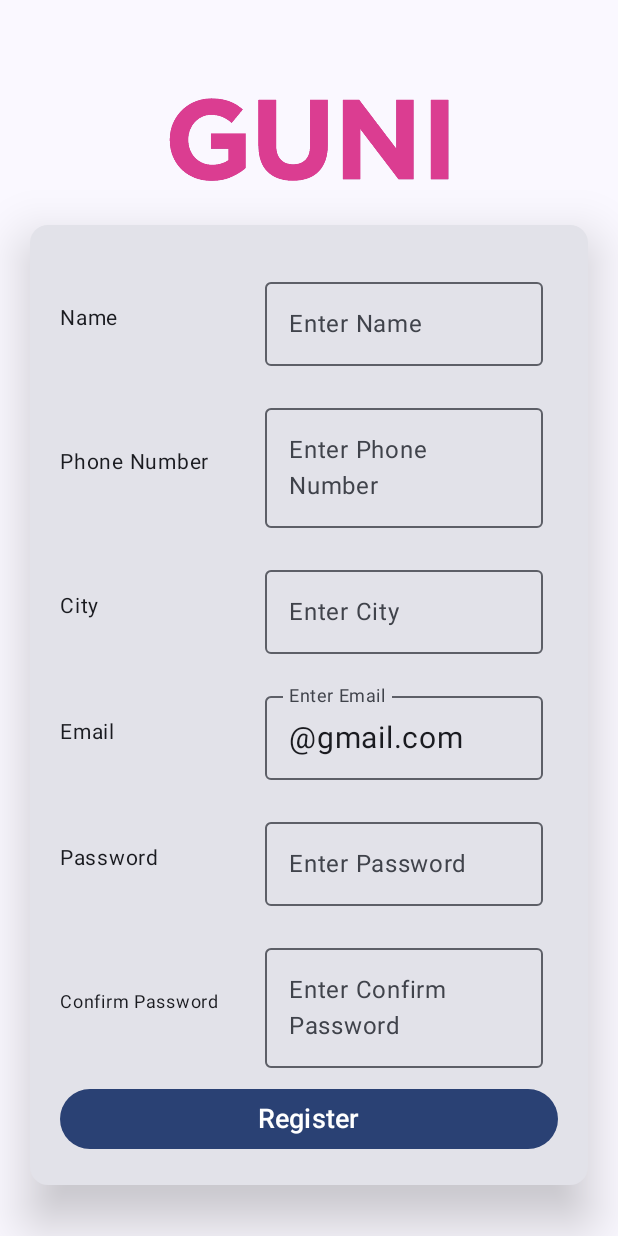
After one commit to prancypatel2976/23012011072_MAD_Prac5, an Android app built with Jetpack Compose: the composable RegisterScreen shown on its own in the app's theme, on a phone screen of 412 x 824 dp. The commit adds this screen. Run offline under Robolectric (Android 15) with nearby library versions, the phone set to English and light mode, and no system bars.

Commit message:
Practical-5

```diff
--- a/app/build.gradle.kts
+++ b/app/build.gradle.kts
@@ -49,6 +49,9 @@ dependencies {
     implementation(libs.androidx.ui.graphics)
     implementation(libs.androidx.ui.tooling.preview)
     implementation(libs.androidx.material3)
+
+    implementation(libs.androidx.navigation.compose)
+    implementation(libs.androidx.runtime)
     testImplementation(libs.junit)
     androidTestImplementation(libs.androidx.junit)
     androidTestImplementation(libs.androidx.espresso.core)
--- a/app/src/main/java/com/example/a23012011072_mad_prac5/screen/LoginActivity.kt
+++ /dev/null
@@ -1 +0,0 @@
-package com.example.a23012011072_mad_prac5.screen
--- /dev/null
+++ b/app/src/main/java/com/example/a23012011072_mad_prac5/screen/RegisterScreen.kt
@@ -0,0 +1,194 @@
+package com.example.a23012011072_mad_prac5.screen
+
+import android.content.Context
+import androidx.compose.foundation.Image
+import androidx.compose.foundation.layout.*
+import androidx.compose.material3.*
+import androidx.compose.runtime.*
+import androidx.compose.ui.Alignment
+import androidx.compose.ui.Modifier
+import androidx.compose.ui.layout.ContentScale
+import androidx.compose.ui.res.painterResource
+import androidx.compose.ui.text.font.FontWeight
+import androidx.compose.ui.tooling.preview.Preview
+import androidx.compose.ui.unit.dp
+import androidx.compose.ui.unit.sp
+import androidx.navigation.NavController
+import androidx.navigation.compose.rememberNavController
+import com.example.a23012011072_mad_prac5.R
+import com.example.a23012011072_mad_prac5.screen.components.FormField
+import com.example.a23012011072_mad_prac5.ui.theme.Pink80
+
+@Composable
+fun RegisterScreen(context: Context, navController: NavController){
+    Scaffold (modifier = Modifier.fillMaxSize()){
+            innerPadding->
+        Box(modifier = Modifier.fillMaxSize().padding(innerPadding)){
+            RegisterUI(navController=navController)
+        }
+    }
+}
+
+@Composable
+fun RegisterUI(navController: NavController) {
+
+    var name by remember { mutableStateOf("") }
+    var phone by remember { mutableStateOf("") }
+    var city by remember { mutableStateOf("") }
+    var email by remember { mutableStateOf("@gmail.com") }
+    var password by remember { mutableStateOf("") }
+    var confirm by remember { mutableStateOf("") }
+
+    Column(
+        modifier = Modifier
+            .fillMaxSize()
+            .padding(20.dp)
+    ) {
+
+        Image(
+            painter = painterResource(R.drawable.guni_pink_logo),
+            contentDescription = "Logo",
+            modifier = Modifier
+                .height(130.dp)
+                .align(Alignment.CenterHorizontally),
+            contentScale = ContentScale.Fit
+        )
+
+        Card(
+            elevation = CardDefaults.cardElevation(defaultElevation = 20.dp),
+            shape = MaterialTheme.shapes.medium,
+            modifier = Modifier.fillMaxWidth()
+        ) {
+            Column(
+                modifier = Modifier
+                    .fillMaxWidth()
+                    .padding(20.dp)
+            ) {
+
+                // --- Name ---
+                Row(
+                    modifier = Modifier.fillMaxWidth(),
+                    verticalAlignment = Alignment.CenterVertically
+                ) {
+                    Text(
+                        "Name",
+                        fontSize = 14.sp,
+                        modifier = Modifier.weight(1f)
+                    )
+                    Box(modifier = Modifier.weight(2f)) {
+                        FormField("Name", name, { name = it })
+                    }
+                }
+
+                // --- Phone ---
+                Row(
+                    modifier = Modifier.fillMaxWidth(),
+                    verticalAlignment = Alignment.CenterVertically
+                ) {
+                    Text(
+                        "Phone Number",
+                        fontSize = 14.sp,
+                        modifier = Modifier.weight(1f)
+                    )
+                    Box(modifier = Modifier.weight(2f)) {
+                        FormField("Phone Number", phone, { phone = it }, isNumber = true)
+                    }
+                }
+
+                // --- City ---
+                Row(
+                    modifier = Modifier.fillMaxWidth(),
+                    verticalAlignment = Alignment.CenterVertically
+                ) {
+                    Text(
+                        "City",
+                        fontSize = 14.sp,
+                        modifier = Modifier.weight(1f)
+                    )
+                    Box(modifier = Modifier.weight(2f)) {
+                        FormField("City", city, { city = it })
+                    }
+                }
+
+                // --- Email ---
+                Row(
+                    modifier = Modifier.fillMaxWidth(),
+                    verticalAlignment = Alignment.CenterVertically
+                ) {
+                    Text(
+                        "Email",
+                        fontSize = 14.sp,
+                        modifier = Modifier.weight(1f)
+                    )
+                    Box(modifier = Modifier.weight(2f)) {
+                        FormField("Email", email, { email = it })
+                    }
+                }
+
+                // --- Password ---
+                Row(
+                    modifier = Modifier.fillMaxWidth(),
+                    verticalAlignment = Alignment.CenterVertically
+                ) {
+                    Text(
+                        "Password",
+                        fontSize = 14.sp,
+                        modifier = Modifier.weight(1f)
+                    )
+                    Box(modifier = Modifier.weight(2f)) {
+                        FormField("Password", password, { password = it }, isPasswordField = true)
+                    }
+                }
+
+                // --- Confirm Password ---
+                Row(
+                    modifier = Modifier.fillMaxWidth(),
+                    verticalAlignment = Alignment.CenterVertically
+                ) {
+                    Text(
+                        "Confirm Password",
+                        fontSize = 12.sp,
+                        modifier = Modifier.weight(1f)
+                    )
+                    Box(modifier = Modifier.weight(2f)) {
+                        FormField("Confirm Password", confirm, { confirm = it }, isPasswordField = true)
+                    }
+                }
+
+                // --- Register Button ---
+                Button(
+                    onClick = {  },
+                    modifier = Modifier
+                        .fillMaxWidth()
+                        .align(Alignment.CenterHorizontally)
+                ) {
+                    Text("Register", fontSize = 18.sp)
+                }
+            }
+        }
+
+        Spacer(modifier = Modifier.height(20.dp))
+
+        // --- Navigation to Login ---
+        Row(
+            modifier = Modifier.align(Alignment.CenterHorizontally),
+            verticalAlignment = Alignment.CenterVertically
+        ) {
+            Text("Do you have an account?", fontSize = 14.sp)
+            Spacer(modifier = Modifier.width(5.dp))
+            TextButton(onClick = {
+                if(navController!=null)
+                    navigatetoregistrationScreen(navController)
+            }) {
+                Text("LOGIN", color = Pink80, fontSize = 18.sp, fontWeight = FontWeight.Bold)
+            }
+        }
+    }
+}
+
+@Preview(showBackground = true)
+@Composable
+fun RegisterPreview() {
+    val navController = rememberNavController()
+    RegisterUI(navController)
+}
--- a/app/src/main/java/com/example/a23012011072_mad_prac5/screen/components/FormFields.kt
+++ b/app/src/main/java/com/example/a23012011072_mad_prac5/screen/components/FormFields.kt
@@ -1 +1,80 @@
 package com.example.a23012011072_mad_prac5.screen.components
+
+import androidx.compose.foundation.layout.Row
+import androidx.compose.foundation.layout.fillMaxWidth
+import androidx.compose.foundation.layout.padding
+import androidx.compose.foundation.text.KeyboardOptions
+import androidx.compose.material3.LocalTextStyle
+import androidx.compose.material3.OutlinedTextField
+import androidx.compose.material3.Text
+import androidx.compose.runtime.Composable
+import androidx.compose.ui.Modifier
+import androidx.compose.ui.text.input.KeyboardType
+import androidx.compose.ui.text.input.PasswordVisualTransformation
+import androidx.compose.ui.text.input.VisualTransformation
+import androidx.compose.ui.tooling.preview.Preview
+import androidx.compose.ui.unit.dp
+import androidx.compose.ui.unit.sp
+import com.example.a23012011072_mad_prac5.Greeting
+import com.example.a23012011072_mad_prac5.ui.theme._23012011072_MAD_Prac5Theme
+
+@Composable
+fun FormField(label: String,
+              textState: String,
+              onTextChange:(String)->Unit,
+              isPasswordField: Boolean=false,
+              isNumber: Boolean=false){
+    Row(modifier = Modifier
+        .fillMaxWidth()
+        .padding(10.dp)) {
+        if(!isNumber){
+            OutlinedTextField(value = textState,
+                onValueChange = onTextChange,
+                modifier = Modifier.padding(start = 16.dp),
+                textStyle = LocalTextStyle.current.copy(fontSize = 20.sp),
+                visualTransformation = (
+                        if(isPasswordField)
+                            PasswordVisualTransformation()
+
+                        else
+                            VisualTransformation.None
+                        ),
+                label={ Text("Enter $label") },
+                placeholder = {Text("Enter $label") }
+            )
+        }
+        else
+            NumericOutlinedTextField(label=label,
+                value = textState, Modifier.padding(start=16.dp),
+                onTextChange=onTextChange)
+    }
+}
+
+@Composable
+fun NumericOutlinedTextField(
+    label: String, value: String,
+    modifier: Modifier,
+    onTextChange: (String) -> Unit) {
+    OutlinedTextField(
+        value=value,
+        onValueChange={ newText->
+            if(newText.all{ it.isDigit()}){
+                onTextChange(newText)
+            }
+        },
+        modifier = modifier,
+        label = { Text("Enter $label")},
+        textStyle = LocalTextStyle.current.copy(fontSize = 18.sp),
+        placeholder = { Text("Enter $label") },
+        keyboardOptions = KeyboardOptions(keyboardType = KeyboardType.Number),
+        visualTransformation = VisualTransformation.None
+    )
+}
+
+@Preview(showBackground = true)
+@Composable
+fun GreetingPreview() {
+    _23012011072_MAD_Prac5Theme {
+        FormField("Android","",{})
+    }
+}
--- a/app/src/main/java/com/example/a23012011072_mad_prac5/ui/theme/Color.kt
+++ b/app/src/main/java/com/example/a23012011072_mad_prac5/ui/theme/Color.kt
@@ -4,7 +4,7 @@ import androidx.compose.ui.graphics.Color
 
 val Purple80 = Color(0xFFD0BCFF)
 val PurpleGrey80 = Color(0xFFCCC2DC)
-val Pink80 = Color(0xFFEFB8C8)
+val Pink80 = Color(0xFFDB3D91)
 
 val Purple40 = Color(0xFF6650a4)
 val PurpleGrey40 = Color(0xFF625b71)
--- a/app/src/main/res/values/themes.xml
+++ b/app/src/main/res/values/themes.xml
@@ -1,5 +1,4 @@
 <?xml version="1.0" encoding="utf-8"?>
 <resources>
-
     <style name="Theme._23012011072_MAD_Prac5" parent="android:Theme.Material.Light.NoActionBar" />
 </resources>
--- a/gradle/libs.versions.toml
+++ b/gradle/libs.versions.toml
@@ -8,6 +8,8 @@ espressoCore = "3.7.0"
 lifecycleRuntimeKtx = "2.6.1"
 activityCompose = "1.10.1"
 composeBom = "2024.09.00"
+navigationCompose = "2.7.7"
+runtime = "1.9.4"
 
 [libraries]
 androidx-core-ktx = { group = "androidx.core", name = "core-ktx", version.ref = "coreKtx" }
@@ -24,6 +26,8 @@ androidx-ui-tooling-preview = { group = "androidx.compose.ui", name = "ui-toolin
 androidx-ui-test-manifest = { group = "androidx.compose.ui", name = "ui-test-manifest" }
 androidx-ui-test-junit4 = { group = "androidx.compose.ui", name = "ui-test-junit4" }
 androidx-material3 = { group = "androidx.compose.material3", name = "material3" }
+androidx-navigation-compose = { group = "androidx.navigation", name = "navigation-compose", version.ref = "navigationCompose" }
+androidx-runtime = { group = "androidx.compose.runtime", name = "runtime", version.ref = "runtime" }
 
 [plugins]
 android-application = { id = "com.android.application", version.ref = "agp" }
```
Also changed, not shown: app/src/main/java/com/example/a23012011072_mad_prac5/AppNavigation.kt (added, +24 -0 lines), app/src/main/java/com/example/a23012011072_mad_prac5/screen/LoginScreen.kt (added, +110 -0 lines), app/src/main/res/drawable/guni_pink_logo.png (added).
